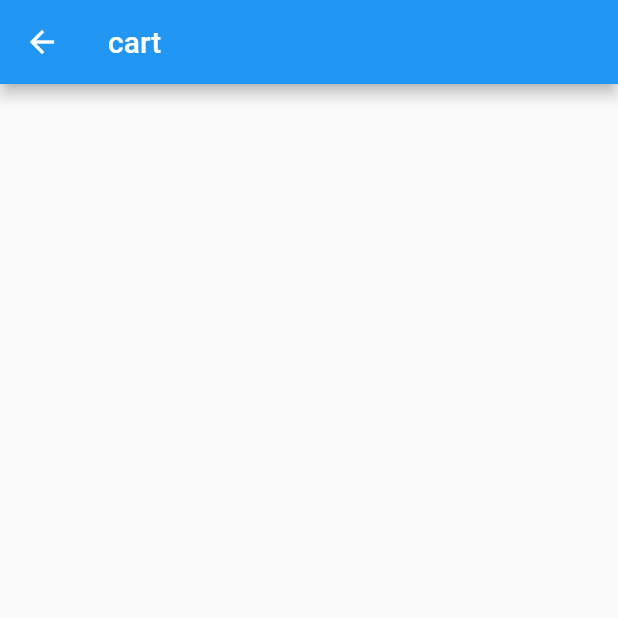
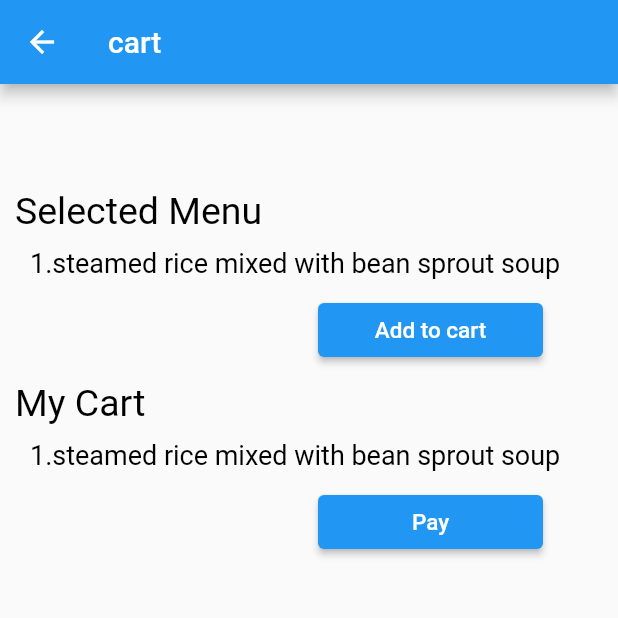
Before and after one commit to TripleH-EwhaCSE/Mein_Flutter, a Flutter app: the Cart screen opened by its route, on a phone screen of 412 x 824 dp, the top half of it. Run offline on Flutter 3.47's test engine with Material 2 defaults, Android fonts, the phone set to English and light mode, and no system bars; our stand-ins replace image_picker.

Commit message:
update menuAR,cart

```diff
--- a/mein/lib/camera_1.dart
+++ b/mein/lib/camera_1.dart
@@ -1,5 +1,6 @@
 import 'package:flutter/material.dart';
 
+// ignore: camel_case_types
 class Camera_1 extends StatelessWidget {
   // This widget is the root of your application.
   @override
--- a/mein/lib/camera_2.dart
+++ b/mein/lib/camera_2.dart
@@ -3,6 +3,7 @@ import 'package:flutter/material.dart';
 // MyApp을 시작 위젯으로 설정하여 앱을 실행
 //void main() => runApp(MyApp());
 
+// ignore: camel_case_types
 class Camera_2 extends StatefulWidget {
   @override
   State createState() {
@@ -11,6 +12,7 @@ class Camera_2 extends StatefulWidget {
 }
 
 // 앱의 시작점에 해당하는 위젯
+// ignore: camel_case_types
 class Camera_2_state extends State<Camera_2> {
   String selected =
       '/Users/ohjoo/Desktop/Mein_Flutter/mein/images/restaurant_sample.png';
@@ -46,6 +48,7 @@ class Camera_2_state extends State<Camera_2> {
   }
 
   Widget makeButton(String title, VoidCallback callback) {
+    // ignore: deprecated_member_use
     return RaisedButton(
       child: Text(title),
       onPressed: () {
--- a/mein/lib/camera_3.dart
+++ b/mein/lib/camera_3.dart
@@ -17,11 +17,13 @@ class MyApp extends StatelessWidget {
 
 final _picker = ImagePicker();
 
+// ignore: camel_case_types
 class Camera_3 extends StatefulWidget {
   @override
   _Camera_3_State createState() => _Camera_3_State();
 }
 
+// ignore: camel_case_types
 class _Camera_3_State extends State<Camera_3> {
   File _image;
   final picker = ImagePicker();
--- a/mein/lib/cart.dart
+++ b/mein/lib/cart.dart
@@ -1,13 +1,144 @@
 import 'package:flutter/material.dart';
 
+// ignore: must_be_immutable
 class Cart extends StatelessWidget {
+  get children => null;
+
   // This widget is the root of your application.
   @override
   Widget build(BuildContext context) {
     return Scaffold(
-      appBar:AppBar(
-        title: Text('cart')
-        ),
+      appBar: AppBar(title: Text('cart')),
+      body: SizedBox.expand(
+        child: ListView(children: <Widget>[
+          SelectedMenu("1.steamed rice mixed with bean sprout soup"),
+          MyCart("1.steamed rice mixed with bean sprout soup")
+        ]),
+      ),
     );
   }
+
+  // ignore: non_constant_identifier_names
+  Widget SelectedMenu(String selectedmenu) {
+    return Flex(direction: Axis.vertical, children: <Widget>[
+      Container(
+        child: Text(
+          "Selected Menu",
+          style: TextStyle(fontSize: 25.0, color: Colors.black),
+          textAlign: TextAlign.start,
+        ),
+        alignment: Alignment.centerLeft,
+        margin: EdgeInsets.only(top: 70.0, left: 10.0),
+      ),
+      Container(
+        child: Text(
+          selectedmenu,
+          style: TextStyle(fontSize: 18.0, color: Colors.black),
+        ),
+        alignment: Alignment.centerLeft,
+        margin: EdgeInsets.only(top: 10.0, left: 20.0),
+      ),
+      Container(
+        margin: EdgeInsets.only(),
+        child: SizedBox(
+          child: ElevatedButton(
+            child: Text(
+              'Add to cart',
+              style: TextStyle(
+                fontSize: 15.0,
+              ),
+            ),
+            onPressed: () {},
+            /*decoration: BoxDecoration(
+                color: Colors.yellow,
+                borderRadius: BorderRadius.all(Radius.circular(10.0))),*/
+          ),
+          width: 150.0,
+        ),
+        alignment: Alignment.centerRight,
+        padding: EdgeInsets.only(top: 10.0, right: 50.0),
+      ),
+    ]);
+  }
+
+  // ignore: non_constant_identifier_names
+  Widget MyCart(String AddtoCart) {
+    return Flex(direction: Axis.vertical, children: <Widget>[
+      Container(
+        child: Text(
+          "My Cart",
+          style: TextStyle(fontSize: 25.0, color: Colors.black),
+          textAlign: TextAlign.start,
+        ),
+        alignment: Alignment.centerLeft,
+        margin: EdgeInsets.only(top: 10.0, left: 10.0),
+      ),
+      Container(
+        child: Text(
+          AddtoCart,
+          style: TextStyle(fontSize: 18.0, color: Colors.black),
+        ),
+        alignment: Alignment.centerLeft,
+        margin: EdgeInsets.only(top: 10.0, left: 20.0),
+      ),
+      Container(
+        margin: EdgeInsets.only(),
+        child: SizedBox(
+          child: ElevatedButton(
+            child: Text('Pay',
+                style: TextStyle(
+                  fontSize: 15.0,
+                )),
+            onPressed: () {},
+          ),
+          width: 150.0,
+        ),
+        alignment: Alignment.centerRight,
+        padding: EdgeInsets.only(top: 10.0, right: 50.0),
+      ),
+    ]);
+  }
+
+  // ignore: non_constant_identifier_names
+  Widget Total(String selectedmenu) {
+    return Flex(direction: Axis.vertical, children: <Widget>[
+      Container(
+        child: Text(
+          "Total",
+          style: TextStyle(fontSize: 25.0, color: Colors.black),
+          textAlign: TextAlign.start,
+        ),
+        alignment: Alignment.centerLeft,
+        margin: EdgeInsets.only(top: 70.0, left: 10.0),
+      ),
+      Container(
+        child: Text(
+          selectedmenu,
+          style: TextStyle(fontSize: 18.0, color: Colors.black),
+        ),
+        alignment: Alignment.centerLeft,
+        margin: EdgeInsets.only(top: 10.0, left: 20.0),
+      ),
+      Container(
+        margin: EdgeInsets.only(),
+        child: SizedBox(
+          child: ElevatedButton(
+            child: Text(
+              'Add to cart',
+              style: TextStyle(
+                fontSize: 15.0,
+              ),
+            ),
+            onPressed: () {},
+            /*decoration: BoxDecoration(
+                color: Colors.yellow,
+                borderRadius: BorderRadius.all(Radius.circular(10.0))),*/
+          ),
+          width: 150.0,
+        ),
+        alignment: Alignment.centerRight,
+        padding: EdgeInsets.only(top: 10.0, right: 50.0),
+      ),
+    ]);
+  }
 }
```
Also changed, not shown: mein/lib/menuAR.dart (+32 -9 lines), mein/images/AR_sample.png (added).
